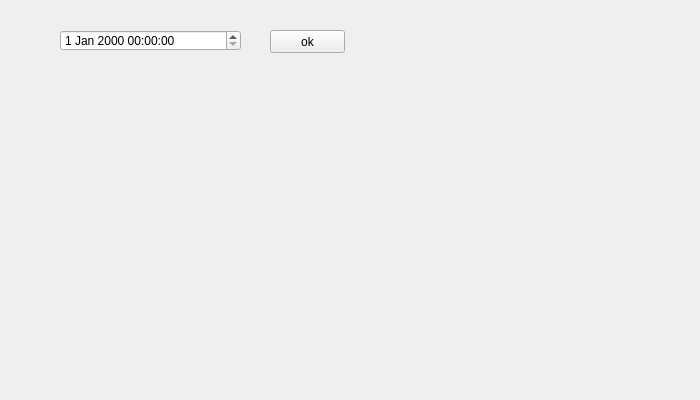
Old version of the form src/module/gui/gui.ui in the repository MoYuStudio/M-N_Stock.
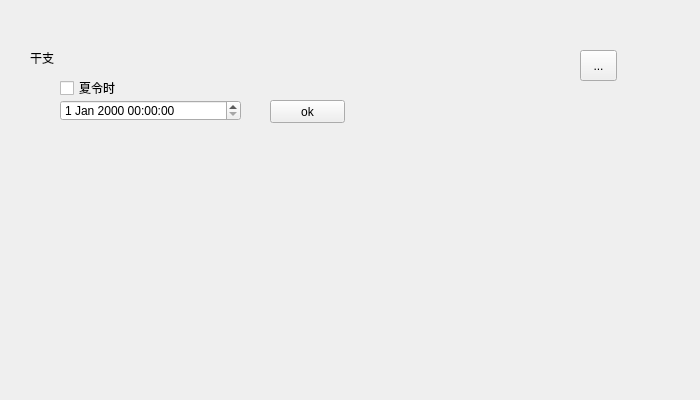
New version of the form.

Commit message: doc : updata doc

What changed in the file:
```diff
--- a/src/module/gui/gui.ui
+++ b/src/module/gui/gui.ui
@@ -18,7 +18,7 @@
    <property name="geometry">
     <rect>
      <x>60</x>
-     <y>30</y>
+     <y>100</y>
      <width>181</width>
      <height>21</height>
     </rect>
@@ -28,7 +28,7 @@
    <property name="geometry">
     <rect>
      <x>270</x>
-     <y>30</y>
+     <y>100</y>
      <width>75</width>
      <height>23</height>
     </rect>
@@ -37,6 +37,45 @@
     <string>ok</string>
    </property>
   </widget>
+  <widget class="QLabel" name="label">
+   <property name="geometry">
+    <rect>
+     <x>30</x>
+     <y>50</y>
+     <width>31</width>
+     <height>16</height>
+    </rect>
+   </property>
+   <property name="text">
+    <string>干支</string>
+   </property>
+  </widget>
+  <widget class="QToolButton" name="toolButton">
+   <property name="geometry">
+    <rect>
+     <x>580</x>
+     <y>50</y>
+     <width>37</width>
+     <height>31</height>
+    </rect>
+   </property>
+   <property name="text">
+    <string>...</string>
+   </property>
+  </widget>
+  <widget class="QCheckBox" name="checkBox">
+   <property name="geometry">
+    <rect>
+     <x>60</x>
+     <y>80</y>
+     <width>68</width>
+     <height>16</height>
+    </rect>
+   </property>
+   <property name="text">
+    <string>夏令时</string>
+   </property>
+  </widget>
  </widget>
  <resources/>
  <connections/>
```
The commit also changes 2 other files.
